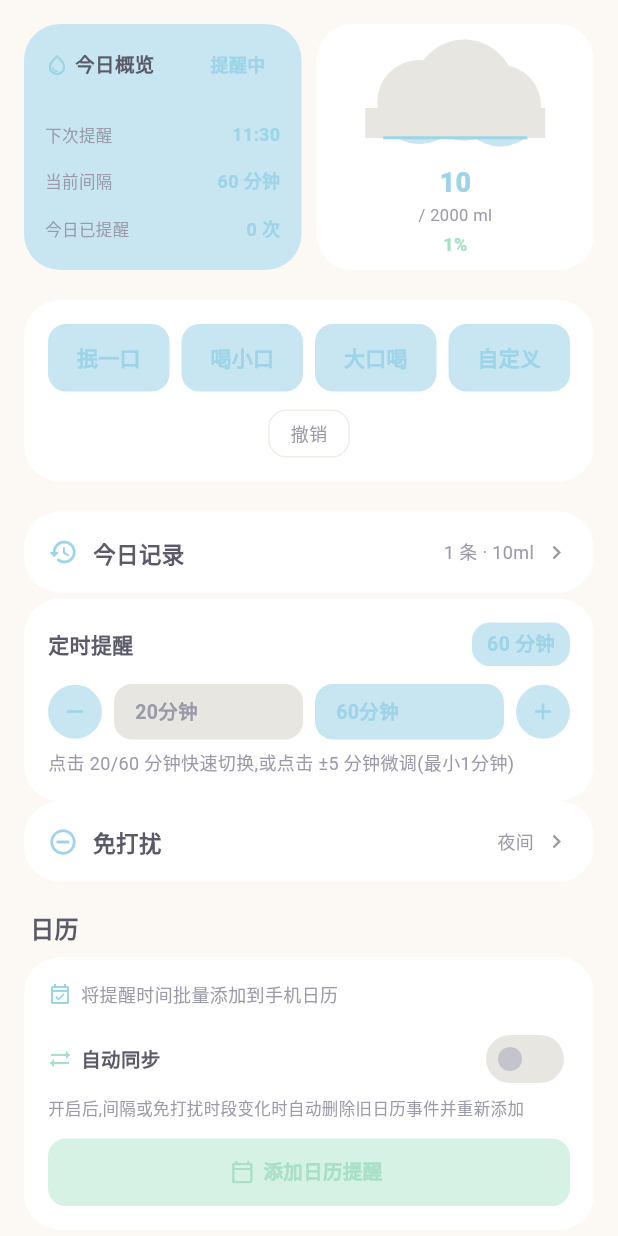
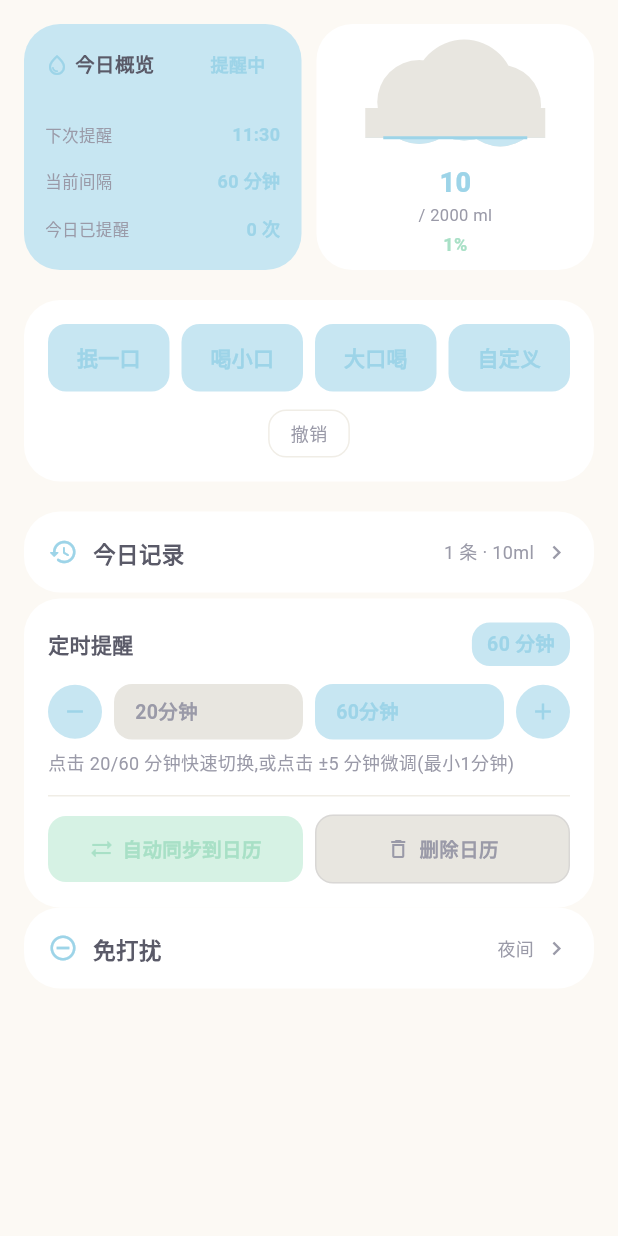
Before and after one commit to kyle1762/drinking, a Flutter app: the ReminderPage screen opened directly, after a tap on "抿一口", on a phone screen of 412 x 824 dp. Run offline on Flutter 3.47's test engine with Material 3 defaults, Android fonts, the phone set to English and light mode, and no system bars; our stand-ins replace flutter_local_notifications, image_picker, permission_handler, shared_preferences, timezone, webview_flutter; missing offline and left inert: android_alarm_manager_plus, android_intent_plus, device_calendar; accounts and stored records are empty.

Commit message:
refactor: v2.0.7 - 移除独立日历模块,自动同步改为定时提醒卡内按钮(删旧建新),旁加删除全部日历按钮,清理calendarAutoSync冗余字段

```diff
--- a/lib/pages/reminder/reminder_page.dart
+++ b/lib/pages/reminder/reminder_page.dart
@@ -32,7 +32,6 @@ class ReminderPage extends StatelessWidget {
             const _TodayRecordExpandable(),
             _ReminderModule(),
             _DndModule(),
-            _CalendarAlarmModule(),
             const SizedBox(height: 16),
           ],
         ),
@@ -247,6 +246,11 @@ class _LoopReminder extends StatelessWidget {
             const SizedBox(height: 6),
             const Text('点击 20/60 分钟快速切换,或点击 ±5 分钟微调(最小1分钟)',
                 style: TextStyle(color: AppColors.textSecondary, fontSize: 12)),
+            const SizedBox(height: 12),
+            const Divider(height: 1),
+            const SizedBox(height: 12),
+            // 日历同步:自动同步(删旧建新) + 删除全部日历
+            const _CalendarSyncButtons(),
           ],
         ),
       ),
@@ -537,59 +541,28 @@ class _DndModuleState extends State<_DndModule> {
   }
 }
 
-/// 日历批量操作模块
-/// 用户可将提醒时间批量添加到手机日历,支持一键清除
-class _CalendarAlarmModule extends StatefulWidget {
+/// 日历同步按钮组(内嵌于定时提醒卡片,位于免打扰上方)
+/// - 自动同步:删除上次日历事件后,按当前间隔重新生成并添加(每日重复)
+/// - 删除日历:删除本软件添加过的全部日历事件
+class _CalendarSyncButtons extends StatefulWidget {
+  const _CalendarSyncButtons();
+
   @override
-  State<_CalendarAlarmModule> createState() => _CalendarAlarmModuleState();
+  State<_CalendarSyncButtons> createState() => _CalendarSyncButtonsState();
 }
 
-class _CalendarAlarmModuleState extends State<_CalendarAlarmModule> {
+class _CalendarSyncButtonsState extends State<_CalendarSyncButtons> {
   List<CalendarEventRef> _calendarRefs = [];
   bool _loading = false;
-  // 上次同步时的配置指纹(间隔+免打扰),变化时自动重新同步
-  String _lastSyncFingerprint = '';
-  late final AppState _appState;
 
   @override
   void initState() {
     super.initState();
-    _appState = context.read<AppState>();
-    WidgetsBinding.instance.addPostFrameCallback((_) => _loadData());
-    _appState.addListener(_onConfigChanged);
+    _calendarRefs = StorageService.loadCalendarEventIds();
   }
 
-  @override
-  void dispose() {
-    _appState.removeListener(_onConfigChanged);
-    super.dispose();
-  }
-
-  /// 间隔/免打扰配置变化时,若开启了自动同步则重新生成日历事件
-  void _onConfigChanged() {
-    if (!mounted) return;
-    final s = _appState;
-    if (!s.calendarAutoSync) {
-      _lastSyncFingerprint = _fingerprint(s);
-      return;
-    }
-    final fp = _fingerprint(s);
-    if (fp == _lastSyncFingerprint) return;
-    _lastSyncFingerprint = fp;
-    _batchAddCalendar();
-  }
-
-  String _fingerprint(AppState s) =>
-      '${s.loopInterval}|${s.noonDnd}|${s.nightDnd}|${s.noonDndStart}|${s.noonDndEnd}|${s.nightDndStart}|${s.nightDndEnd}';
-
-  void _loadData() {
-    setState(() {
-      _calendarRefs = StorageService.loadCalendarEventIds();
-    });
-  }
-
-  /// 批量添加日历事件
-  Future<void> _batchAddCalendar() async {
+  /// 自动同步:先删除上次日历事件,再按当前间隔重建
+  Future<void> _syncCalendar() async {
     final s = context.read<AppState>();
     // 日历事件为每日重复,需包含全天所有时间点(不跳过已过去的时间),
     // 提醒从 0:00 起按间隔对齐;免打扰全部关闭时覆盖全天 0:00-24:00
@@ -629,7 +602,7 @@ class _CalendarAlarmModuleState extends State<_CalendarAlarmModule> {
           SnackBar(
             content: Text(refs.isEmpty
                 ? '日历事件添加失败,请检查日历权限'
-                : '已添加 ${refs.length} 个日历提醒事件(每日重复)'),
+                : '已同步 ${refs.length} 个日历提醒事件(每日重复)'),
             duration: const Duration(seconds: 2),
           ),
         );
@@ -638,13 +611,13 @@ class _CalendarAlarmModuleState extends State<_CalendarAlarmModule> {
       if (mounted) {
         setState(() => _loading = false);
         ScaffoldMessenger.of(context).showSnackBar(
-          SnackBar(content: Text('日历添加异常: $e')),
+          SnackBar(content: Text('日历同步异常: $e')),
         );
       }
     }
   }
 
-  /// 一键清除上次添加的日历事件
+  /// 删除本软件添加过的全部日历事件(带确认)
   void _clearAll() {
     if (_calendarRefs.isEmpty) {
       ScaffoldMessenger.of(context).showSnackBar(
@@ -655,14 +628,13 @@ class _CalendarAlarmModuleState extends State<_CalendarAlarmModule> {
 
     AppDialogs.confirm(
       context,
-      title: '一键清除',
-      content: '将删除 ${_calendarRefs.length} 个日历事件。是否继续?',
-      confirmText: '清除',
+      title: '删除日历',
+      content: '将删除本软件添加过的 ${_calendarRefs.length} 个日历事件。是否继续?',
+      confirmText: '删除',
       onConfirm: () => _performClear(),
     );
   }
 
-  /// 执行一键清除(在确认对话框后调用)
   Future<void> _performClear() async {
     setState(() => _loading = true);
 
@@ -686,74 +658,12 @@ class _CalendarAlarmModuleState extends State<_CalendarAlarmModule> {
 
   @override
   Widget build(BuildContext context) {
-    return Column(
+    return Row(
       children: [
-        const SectionTitle('日历'),
-        Padding(
-          padding: const EdgeInsets.symmetric(horizontal: 16),
-          child: CreamCard(
-            child: Column(
-              crossAxisAlignment: CrossAxisAlignment.start,
-              children: [
-                // 说明文字
-                const Row(
-                  children: [
-                    Icon(Icons.event_available_outlined,
-                        size: 16, color: AppColors.softBlueDeep),
-                    SizedBox(width: 6),
+        // 自动同步按钮(主按钮)
         Expanded(
-                      child: Text('将提醒时间批量添加到手机日历',
-                          style: TextStyle(
-                              color: AppColors.textSecondary, fontSize: 12)),
-                    ),
-                  ],
-                ),
-                const SizedBox(height: 10),
-                // 自动同步开关
-                Row(
-                  children: [
-                    const Icon(Icons.sync_alt,
-                        size: 16, color: AppColors.mintDeep),
-                    const SizedBox(width: 6),
-                    const Expanded(
-                      child: Text('自动同步',
-                          style: TextStyle(
-                              color: AppColors.textPrimary,
-                              fontSize: 13,
-                              fontWeight: FontWeight.w600)),
-                    ),
-                    Switch(
-                      value: context.watch<AppState>().calendarAutoSync,
-                      activeThumbColor: AppColors.mintDeep,
-                      onChanged: (v) {
-                        final s = context.read<AppState>();
-                        s.setCalendarAutoSync(v);
-                        // 开启自动同步时,立即同步一次(覆盖非当日区间生成的旧事件)
-                        if (v) {
-                          _lastSyncFingerprint = '';
-                          _onConfigChanged();
-                        }
-                      },
-                    ),
-                  ],
-                ),
-                const Padding(
-                  padding: EdgeInsets.only(bottom: 4),
-                  child: Align(
-                    alignment: Alignment.centerLeft,
-                    child: Text(
-                        '开启后,间隔或免打扰时段变化时自动删除旧日历事件并重新添加',
-                        style:
-                            TextStyle(color: AppColors.textSecondary, fontSize: 11)),
-                  ),
-                ),
-                const SizedBox(height: 8),
-
-                // 添加日历按钮
-                SizedBox(
-                  width: double.infinity,
           child: RippleButton(
-                    onTap: _loading ? null : _batchAddCalendar,
+            onTap: _loading ? null : _syncCalendar,
             borderRadius: AppThemeRadius.s,
             child: Container(
               padding: const EdgeInsets.symmetric(vertical: 12),
@@ -765,13 +675,11 @@ class _CalendarAlarmModuleState extends State<_CalendarAlarmModule> {
               child: Row(
                 mainAxisAlignment: MainAxisAlignment.center,
                 children: [
-                          const Icon(Icons.calendar_today_outlined,
+                  const Icon(Icons.sync_alt,
                       size: 16, color: AppColors.mintDeep),
                   const SizedBox(width: 6),
                   Text(
-                            _loading
-                                ? '正在添加...'
-                                : '添加日历提醒 ${_calendarRefs.isNotEmpty ? "(已添加${_calendarRefs.length}个)" : ""}',
+                    _loading ? '同步中...' : '自动同步到日历',
                     style: const TextStyle(
                         color: AppColors.mintDeep,
                         fontSize: 13,
@@ -782,12 +690,9 @@ class _CalendarAlarmModuleState extends State<_CalendarAlarmModule> {
             ),
           ),
         ),
-
-                // 一键清除按钮
-                if (_calendarRefs.isNotEmpty) ...[
-                  const SizedBox(height: 8),
-                  SizedBox(
-                    width: double.infinity,
+        const SizedBox(width: 8),
+        // 删除全部日历按钮
+        Expanded(
           child: RippleButton(
             onTap: _loading ? null : _clearAll,
             borderRadius: AppThemeRadius.s,
@@ -795,30 +700,26 @@ class _CalendarAlarmModuleState extends State<_CalendarAlarmModule> {
               padding: const EdgeInsets.symmetric(vertical: 12),
               decoration: BoxDecoration(
                 color: AppColors.paused,
-                          borderRadius:
-                              BorderRadius.circular(AppThemeRadius.s),
+                borderRadius: BorderRadius.circular(AppThemeRadius.s),
                 border: Border.all(
                     color: AppColors.textSecondary.withAlpha(50)),
               ),
               alignment: Alignment.center,
-                        child: const Row(
+              child: Row(
                 mainAxisAlignment: MainAxisAlignment.center,
                 children: [
-                            Icon(Icons.delete_outline,
+                  const Icon(Icons.delete_outline,
                       size: 16, color: AppColors.textSecondary),
-                            SizedBox(width: 6),
-                            Text('一键清除上次添加的日历事件',
-                                style: TextStyle(
+                  const SizedBox(width: 6),
+                  Text(
+                    _calendarRefs.isEmpty ? '删除日历' : '删除日历(${_calendarRefs.length})',
+                    style: const TextStyle(
                         color: AppColors.textSecondary,
                         fontSize: 13,
-                                    fontWeight: FontWeight.w600)),
+                        fontWeight: FontWeight.w600),
+                  ),
                 ],
               ),
-                      ),
-                    ),
-                  ),
-                ],
-              ],
             ),
           ),
         ),
--- a/lib/services/storage_service.dart
+++ b/lib/services/storage_service.dart
@@ -44,8 +44,6 @@ class StorageService {
   static const kNoonDndEnd = 'noonDndEnd';
   static const kNightDndStart = 'nightDndStart';
   static const kNightDndEnd = 'nightDndEnd';
-  // 日历提醒自动同步开关(每次间隔/免打扰变化时自动删旧日历事件再加新)
-  static const kCalendarAutoSync = 'calendarAutoSync';
   static const kRememberSyncFeishu = 'rememberSyncFeishu';
   static const kRecords = 'records';
   static const kAiApiKey = 'aiApiKey';
@@ -175,7 +173,6 @@ class StorageService {
       noonDndEnd: p.getString(kNoonDndEnd) ?? '14:30',
       nightDndStart: p.getString(kNightDndStart) ?? '22:00',
       nightDndEnd: p.getString(kNightDndEnd) ?? '08:00',
-      calendarAutoSync: p.getBool(kCalendarAutoSync) ?? false,
       hasPromptedNoonDnd: p.getBool(kHasPromptedNoonDnd) ?? false,
       rememberSyncFeishu: p.getBool(kRememberSyncFeishu) ?? true,
       records: _loadRecords(),
@@ -312,10 +309,6 @@ class StorageService {
     if (end != null) _p.setString(kNightDndEnd, end);
     return Future.value();
   }
-
-  // ---- 日历提醒自动同步开关 ----
-  static Future<void> saveCalendarAutoSync(bool v) =>
-      _p.setBool(kCalendarAutoSync, v);
 
   /// 读取上次提醒更新个人信息的日期(yyyy-MM-dd)
   static String getLastProfileRemindDate() =>
@@ -494,7 +487,6 @@ class StorageService {
       kNoonDndEnd,
       kNightDndStart,
       kNightDndEnd,
-      kCalendarAutoSync,
       kHasPromptedNoonDnd,
       kRememberSyncFeishu,
       kRecords,
@@ -543,7 +535,6 @@ class StoredData {
   final String noonDndEnd;
   final String nightDndStart;
   final String nightDndEnd;
-  final bool calendarAutoSync;
   final bool hasPromptedNoonDnd;
   final bool rememberSyncFeishu;
   final List<WaterRecord> records;
@@ -577,7 +568,6 @@ class StoredData {
     required this.noonDndEnd,
     required this.nightDndStart,
     required this.nightDndEnd,
-    required this.calendarAutoSync,
     required this.hasPromptedNoonDnd,
     required this.rememberSyncFeishu,
     required this.records,
--- a/lib/state/app_state.dart
+++ b/lib/state/app_state.dart
@@ -140,7 +140,6 @@ class AppState extends ChangeNotifier {
   String _noonDndEnd = '14:30';
   String _nightDndStart = '22:00';
   String _nightDndEnd = '08:00';
-  bool _calendarAutoSync = false; // 日历提醒自动同步开关
 
   bool get nightDnd => _nightDnd;
   bool get noonDnd => _noonDnd;
@@ -149,7 +148,6 @@ class AppState extends ChangeNotifier {
   String get noonDndEnd => _noonDndEnd;
   String get nightDndStart => _nightDndStart;
   String get nightDndEnd => _nightDndEnd;
-  bool get calendarAutoSync => _calendarAutoSync;
 
   // ============ 喝水记录 ============
   final List<WaterRecord> _records = [];
@@ -554,7 +552,6 @@ class AppState extends ChangeNotifier {
     _noonDndEnd = d.noonDndEnd;
     _nightDndStart = d.nightDndStart;
     _nightDndEnd = d.nightDndEnd;
-    _calendarAutoSync = d.calendarAutoSync;
     _hasPromptedNoonDnd = d.hasPromptedNoonDnd;
     _rememberSyncToFeishu = d.rememberSyncFeishu;
     // 仅加载最近 60 天的记录,避免无限增长
@@ -1053,13 +1050,6 @@ class AppState extends ChangeNotifier {
     notifyListeners();
   }
 
-  /// 设置日历提醒自动同步开关
-  void setCalendarAutoSync(bool v) {
-    _calendarAutoSync = v;
-    StorageService.saveCalendarAutoSync(v);
-    notifyListeners();
-  }
-
   /// 标记已弹过午休免打扰询问(首启时调用一次)
   void markNoonDndPrompted() {
     _hasPromptedNoonDnd = true;
```
Also changed, not shown: 1 other file. Lines whose indentation alone changed are shown as unchanged.
